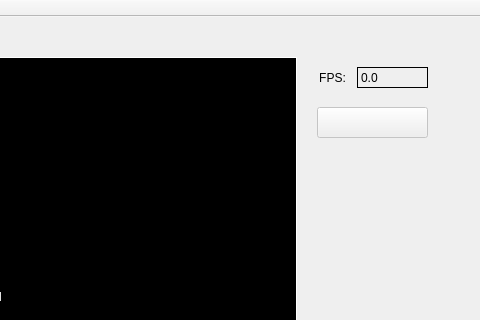
Before: the Qt Designer form app/app_Qt_recibir_frames/mainwindow.ui in elias4l/Vicon, drawn with Qt 5; both pictures show x 373 to 853 and y 0 to 320 of the 853 by 604 pixel window.
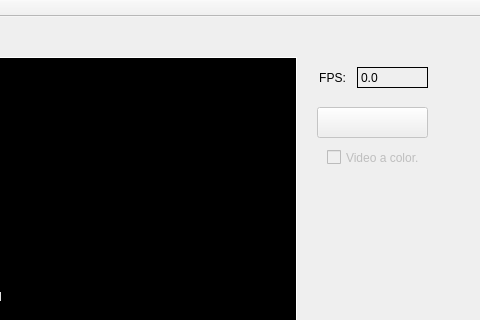
After: the same form once the commit is applied.

Commit message: Opcion BN al recibir video.

The edit to the form file:
```diff
--- a/app/app_Qt_recibir_frames/mainwindow.ui
+++ b/app/app_Qt_recibir_frames/mainwindow.ui
@@ -126,6 +126,22 @@
      <string/>
     </property>
    </widget>
+   <widget class="QCheckBox" name="checkBoxVideoColor">
+    <property name="enabled">
+     <bool>false</bool>
+    </property>
+    <property name="geometry">
+     <rect>
+      <x>700</x>
+      <y>130</y>
+      <width>111</width>
+      <height>21</height>
+     </rect>
+    </property>
+    <property name="text">
+     <string>Video a color.</string>
+    </property>
+   </widget>
   </widget>
   <widget class="QMenuBar" name="menuBar">
    <property name="geometry">
```
The commit also changes 4 other files.
